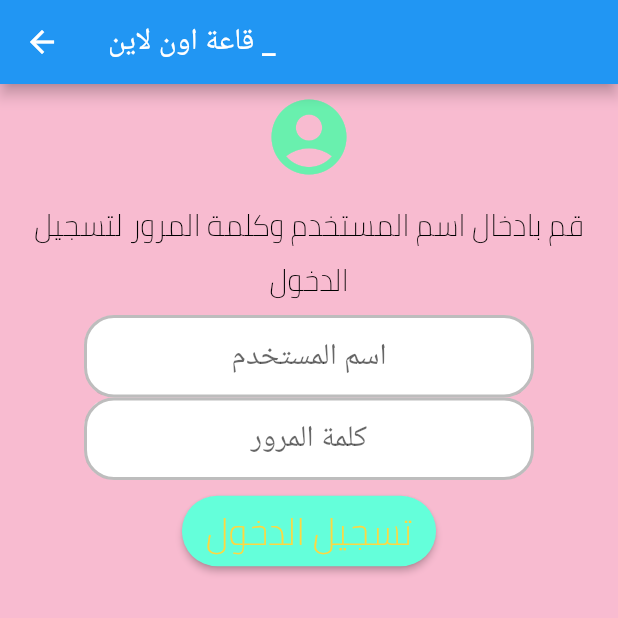
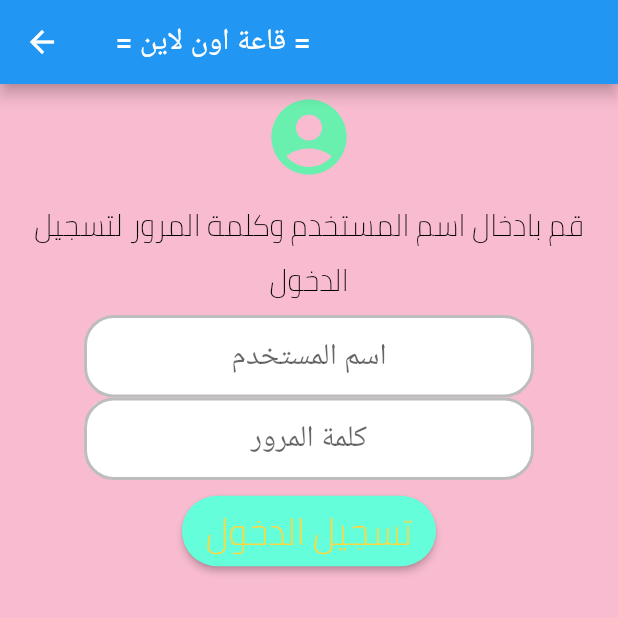
Before and after one commit to AhmadHirthani/halls_reservation, a Flutter app: the loginPage screen opened directly, on a phone screen of 412 x 824 dp, the top half of it. Run offline on Flutter 3.47's test engine with Material 2 defaults, Android fonts, the phone set to English and light mode, and no system bars; our stand-ins replace cloud_firestore, firebase_auth, firebase_core; missing offline and left inert: date_range_picker; accounts and stored records are empty; Roboto replaces fonts that are missing (Amiri).

Commit message:
just testing

```diff
--- a/lib/main.dart
+++ b/lib/main.dart
@@ -49,7 +49,7 @@ class _loginPageState extends State<loginPage> {
     return new Scaffold(
         backgroundColor: Colors.pink[100],
         appBar: new AppBar(
-          title: new Text("قاعة اون لاين _ "),
+          title: new Text(" = قاعة اون لاين = "),
         ),
         body: SingleChildScrollView(
           child: ConstrainedBox(
```
